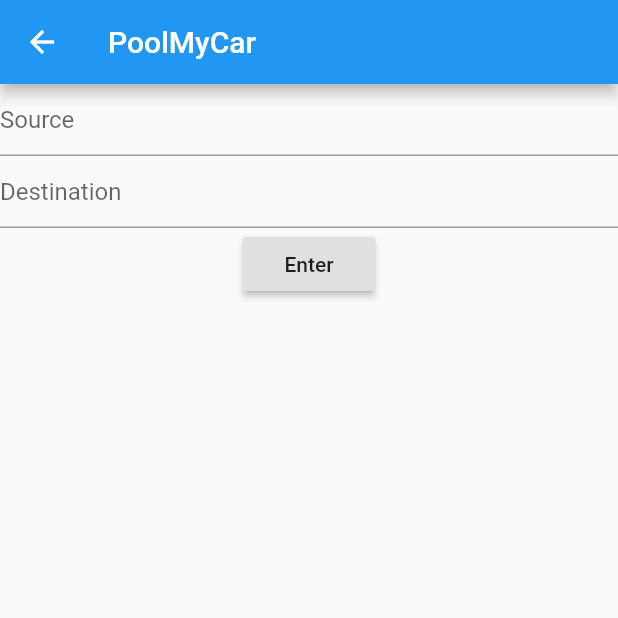
After one commit to SaumitraChaskar/PoolMyCar, a Flutter app: the SearchRidePage screen opened directly, on a phone screen of 412 x 824 dp, the top half of it. The commit adds this screen. Run offline on Flutter 3.47's test engine with Material 2 defaults, Android fonts, the phone set to English and light mode, and no system bars; our stand-ins replace firebase_auth, firebase_database; accounts and stored records are empty.

Commit message:
search ride complete

```diff
--- a/lib/Setup/card_view.dart
+++ b/lib/Setup/card_view.dart
@@ -2,21 +2,27 @@
 import 'package:flutter/material.dart';
 import 'package:firebase_database/firebase_database.dart';
 
+
+
 class CardViewDataPage extends StatelessWidget {
+
+final SourceDest sd;
+
   // This widget is the root of your application.
-  CardViewDataPage({Key key}) : super(key: key);
+  CardViewDataPage({Key key,@required this.sd}) : super(key: key);
 
   @override
   Widget build(BuildContext context) {
     return new MaterialApp(
-        home:new MyCard()
+        home:new MyCard(sd : sd),
     );
   }
 }
 class MyCard extends StatelessWidget{
 
+  final SourceDest sd;
 
-  MyCard({Key key}) : super(key: key);
+  MyCard({Key key,@required this.sd}) : super(key: key);
 
   final databaseReferenceCarOwner = FirebaseDatabase.instance.reference().child("carowner");
   static final databaseReference = FirebaseDatabase.instance.reference();
@@ -38,6 +44,8 @@ class MyCard extends StatelessWidget{
         await databaseReferenceCarOwner.once().then((DataSnapshot snapshot) {
           dataCarowner = snapshot.value;
         });
+
+
 
         print("Bye");
         print(dataCarowner);
@@ -61,9 +69,15 @@ class MyCard extends StatelessWidget{
             i++;
             Ride ride = Ride(i,v["numberofppl"],v["driverUid"],v["dest"],v["source"],v["pricepp"],v["departure"],k);
             rides.add(ride);
+            print(sd.source+" ################### "+sd.dest);
+            if(sd.dest == v["dest"] && sd.source == v["source"]){
 
             CustomCard c = new CustomCard(title :carOwnerDetails[v["driverUid"]],subtitle:"best rider out there",departure:v["departure"],pricepp:v["pricepp"],source:v["source"],dest:v["dest"],driveruid:v["driverUid"],numberofppl:v["numberofppl"],rideId: k.toString(),);
             newCards.add(c);
+            }
+            else{
+              print('********************');
+            }
 
         }
     );
@@ -217,3 +231,11 @@ class Ride
 
   Ride(this.index,this.numberofppl,this.driverUid,this.source,this.dest,this.pricepp,this.departure,this.rideId);
 }
+
+class SourceDest
+{
+  String source;
+  String dest;
+
+  SourceDest(this.source,this.dest);
+}
--- /dev/null
+++ b/lib/Setup/searchRide.dart
@@ -0,0 +1,100 @@
+import 'package:firebase_database/firebase_database.dart';
+import 'package:flutter/material.dart';
+import 'package:flutter/widgets.dart';
+
+import 'card_view.dart';
+
+class SearchRidePage extends StatefulWidget {
+  // This widget is the root of your application.
+  SearchRidePage({Key key}) : super(key: key);
+
+  @override
+  _SearchRidePageState createState() => _SearchRidePageState();
+}
+
+class _SearchRidePageState extends State<SearchRidePage> {
+
+  static final sourceController = TextEditingController();
+  static final destController = TextEditingController();
+  final dbRideRef = FirebaseDatabase.instance.reference().child('rides');
+
+
+
+
+//   Future<Map> _getSourceDest(sourceController,destController) async {
+
+//     var rideData;
+//     await dbRideRef.once().then((DataSnapshot snapshot) {
+//           rideData = snapshot.value;
+//         });
+
+//     Map SourceData = new Map();
+
+//     rideData.forEach((k,v){
+
+//       if(v["source"] == sourceController.text && v["destination"] == destController.text)
+//       {
+//         SourceData[]
+//       }
+
+
+//     });
+
+//   }
+
+  @override
+  Widget build(BuildContext context){
+    return Scaffold(
+      appBar: AppBar(
+        title: Text('PoolMyCar'),
+      ),
+      body: Container(
+        child: Column(
+          children: <Widget>[
+            TextField(
+              autocorrect: true,
+              controller: sourceController,
+              decoration: InputDecoration(
+                hintText: 'Source',
+              ),
+            ),
+            TextField(
+              autocorrect: true,
+              controller: destController,
+              decoration: InputDecoration(
+                hintText: 'Destination',
+              ),
+            ),
+            RaisedButton(
+              child: Text("Enter"),
+              onPressed:goToViewRide,
+            ),
+            SizedBox(
+              height: 50,
+            ),
+            // FutureBuilder(
+            //   future: dbRideRef.orderByChild('source').equalTo('${sourceController.text}').once(),
+            //   builder: (BuildContext context, AsyncSnapshot snapshot){
+            //     if(snapshot.hasData){
+            //       var dataFrame = snapshot.data;
+            //       var mappedFrame = dataFrame.value;
+
+            //       //return Text(mappedFrame.toString());
+            //     }else{
+            //       return Text('No data found');
+            //     }
+            //   }
+            // ),
+          ],
+        )
+      ),
+    );
+  }
+
+
+void goToViewRide()
+  {
+    Navigator.push(context,MaterialPageRoute(builder: (context)=> CardViewDataPage(sd: SourceDest(sourceController.text, destController.text)),fullscreenDialog: true));
+  }
+
+}
--- a/lib/Setup/welcome.dart
+++ b/lib/Setup/welcome.dart
@@ -8,6 +8,7 @@ import 'package:flutter/material.dart';
 
 import 'feedback.dart';
 import 'home.dart';
+import 'searchRide.dart';
 
 
 
@@ -98,7 +99,7 @@ class _WelcomePageState extends State<WelcomePage> {
 
   void navigateToCardData()
   {
-    Navigator.push(context,MaterialPageRoute(builder: (context)=> CardViewDataPage(),fullscreenDialog: true));
+    Navigator.push(context,MaterialPageRoute(builder: (context)=> SearchRidePage(),fullscreenDialog: true));
   }
 
   void navigateToFeedbackPage()
--- a/pubspec.yaml
+++ b/pubspec.yaml
@@ -14,7 +14,7 @@ description: A new Flutter project.
 version: 1.0.0+1
 
 environment:
-  sdk: ">=2.1.0 <3.0.0"
+  sdk: ">=2.2.2 <3.0.0"
 
 dependencies:
   flutter:
```
Also changed, not shown: pubspec.lock, 6 other files.
